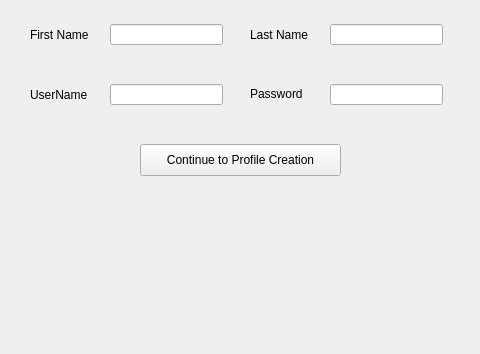
Old version of the form studentregister.ui in the repository abhinavthukral28/stuPID; both pictures show x 180 to 660 and y 246 to 600 of the 800 by 600 pixel window.
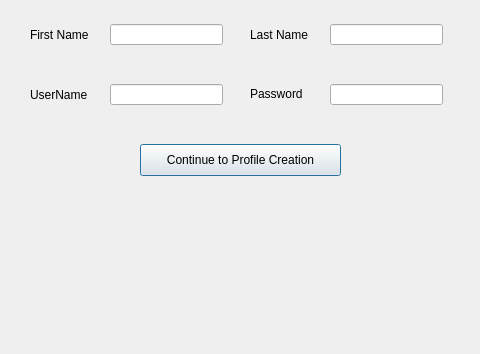
New version of the form.

Commit message: Added register functionality to login dialog

Patch:
```diff
--- a/studentregister.ui
+++ b/studentregister.ui
@@ -1,7 +1,7 @@
 <?xml version="1.0" encoding="UTF-8"?>
 <ui version="4.0">
  <class>StudentRegister</class>
- <widget class="QMainWindow" name="StudentRegister">
+ <widget class="QDialog" name="StudentRegister">
   <property name="geometry">
    <rect>
     <x>0</x>
```
The commit also changes 3 other files.
